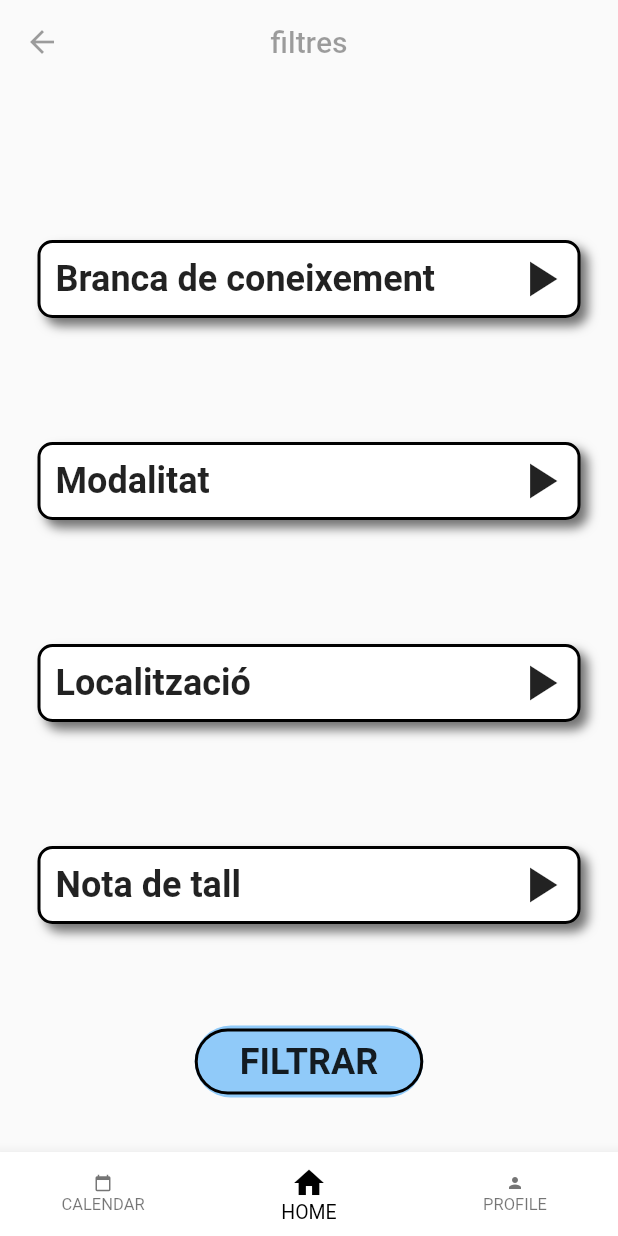
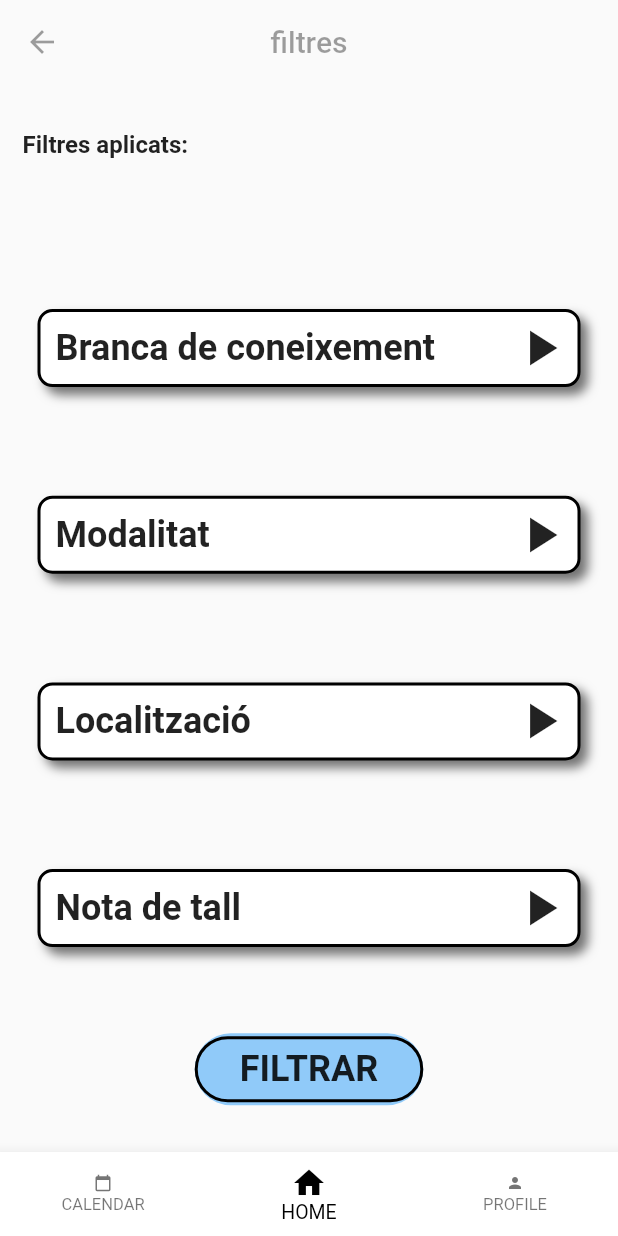
Before and after one commit to lausvision/graus_upc, a Flutter app: the Filtre screen opened directly, on a phone screen of 412 x 824 dp. Run offline on Flutter 3.47's test engine with Material 2 defaults, Android fonts, the phone set to English and light mode, and no system bars; our stand-ins replace cloud_firestore, firebase_auth, google_sign_in, share, table_calendar; accounts and stored records are empty.

Commit message:
Pantalla filtre amb filtres aplicats.

```diff
--- a/lib/screens/FiltreScreen.dart
+++ b/lib/screens/FiltreScreen.dart
@@ -93,6 +93,13 @@ class _FiltreState extends State<Filtre> {
             crossAxisAlignment: CrossAxisAlignment.stretch,
             mainAxisAlignment: MainAxisAlignment.spaceAround,
             children: <Widget>[
+              Padding(
+                padding: const EdgeInsets.only(left: 5.0),
+                child: Text(
+                  'Filtres aplicats:',
+                  style: TextStyle(fontSize: 16, fontWeight: FontWeight.bold),
+                ),
+              ),
               Wrap(
                 alignment: WrapAlignment.start,
                 runSpacing: 6,
```
